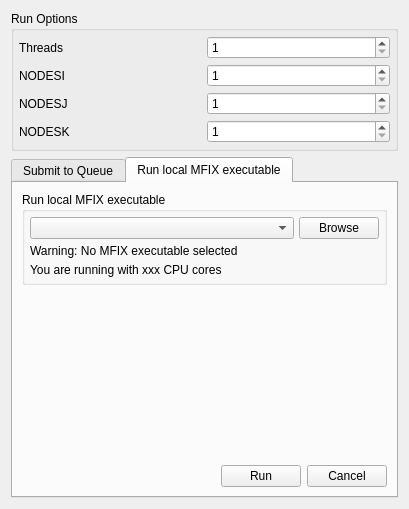
This is gui/uifiles/run_popup.ui in truongd8593/mfix as Qt 5 draws it before an edit. The edited form follows.
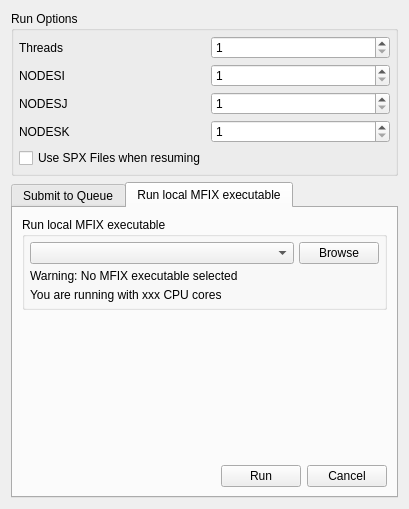
This is the edited form. Custom widgets are drawn as their Qt base class.

Commit message: add use_spx_checkbox to run dialog

Patch:
```diff
--- a/gui/uifiles/run_popup.ui
+++ b/gui/uifiles/run_popup.ui
@@ -97,6 +97,13 @@
         </property>
        </widget>
       </item>
+      <item row="5" column="1">
+       <widget class="QCheckBox" name="use_spx_checkbox">
+        <property name="text">
+         <string>Use SPX Files when resuming</string>
+        </property>
+       </widget>
+      </item>
      </layout>
     </widget>
    </item>
```
Left out of the diff: 67 changed lines with no effect on the pictures. The commit also changes 2 other files.
